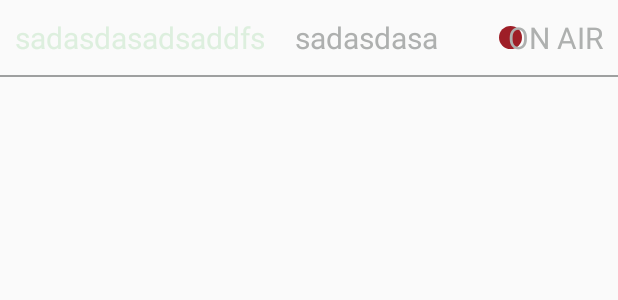
After one commit to blood-mist/Live-TV, an Android app: the layout epg_row_item.xml on its own in the app's theme, with its tools: preview values and no code run, on a phone screen of 412 x 824 dp. The commit adds this screen. Shown: the top 300 px of the screen. Run offline under Robolectric (Android 15) with nearby library versions, the phone set to English and light mode, and no system bars; Roboto replaces fonts that are not available here.

Commit message:
epg listing completed

```diff
--- a/app/src/main/java/androidtv/livetv/stb/db/AndroidTvDatabase.java
+++ b/app/src/main/java/androidtv/livetv/stb/db/AndroidTvDatabase.java
@@ -15,7 +15,7 @@ import androidtv.livetv.stb.ui.login.LoginDao;
 
 import static androidtv.livetv.stb.utils.LinkConfig.DATABASE_NAME;
 
-@Database(entities = {Login.class, CategoryItem.class, ChannelItem.class, Epgs.class}, version = 6,exportSchema = false)
+@Database(entities = {Login.class, CategoryItem.class, ChannelItem.class, Epgs.class}, version = 8,exportSchema = false)
 public abstract class AndroidTvDatabase extends RoomDatabase {
     private static AndroidTvDatabase INSTANCE;
 
--- a/app/src/main/java/androidtv/livetv/stb/ui/custom_views/CustomTextView.java
+++ b/app/src/main/java/androidtv/livetv/stb/ui/custom_views/CustomTextView.java
@@ -23,6 +23,11 @@ public class CustomTextView extends android.support.v7.widget.AppCompatTextView
         applyAttributes(context, attrs);
     }
 
+    public void setFont(String fontname){
+        Typeface font = Typeface.createFromAsset(getResources().getAssets(), fontname);
+        this.setTypeface(font);
+    }
+
     private void applyAttributes(Context context, AttributeSet attrs) {
         TypedArray a = context.obtainStyledAttributes(attrs, R.styleable.CustomTextView);
         final int N = a.getIndexCount();
--- a/app/src/main/java/androidtv/livetv/stb/ui/login/LoginDao.java
+++ b/app/src/main/java/androidtv/livetv/stb/ui/login/LoginDao.java
@@ -14,7 +14,6 @@ public interface LoginDao {
     @Insert(onConflict = OnConflictStrategy.REPLACE)
     void insert(Login login);
 
-
     @Query("DELETE FROM LOGIN_TABLE")
     void deleteAll();
 
--- a/app/src/main/java/androidtv/livetv/stb/ui/splash/SplashActivity.java
+++ b/app/src/main/java/androidtv/livetv/stb/ui/splash/SplashActivity.java
@@ -116,6 +116,7 @@ public class SplashActivity extends AppCompatActivity implements PermissionUtils
         Intent channelLoadIntent= new Intent(this,VideoPlayActivity.class);
         channelLoadIntent.setFlags(Intent.FLAG_ACTIVITY_CLEAR_TOP| Intent.FLAG_ACTIVITY_CLEAR_TASK);
         startActivity(channelLoadIntent);
+        finish();
 
     }
 
--- a/app/src/main/java/androidtv/livetv/stb/ui/videoplay/VideoPlayActivity.java
+++ b/app/src/main/java/androidtv/livetv/stb/ui/videoplay/VideoPlayActivity.java
@@ -32,6 +32,7 @@ import androidtv.livetv.stb.entity.ChannelLinkResponse;
 import androidtv.livetv.stb.entity.GlobalVariables;
 import androidtv.livetv.stb.entity.Login;
 import androidtv.livetv.stb.ui.utc.GetUtc;
+import androidtv.livetv.stb.ui.videoplay.fragments.epg.EpgFragment;
 import androidtv.livetv.stb.ui.videoplay.fragments.menu.FragmentMenu;
 import androidtv.livetv.stb.utils.AppConfig;
 import androidtv.livetv.stb.utils.DeviceUtils;
@@ -64,7 +65,7 @@ public class VideoPlayActivity extends AppCompatActivity implements FragmentMenu
     private Fragment currentFragment;
     private List<CategoryItem> mCategoryList = new ArrayList<>();
     private List<ChannelItem> mChannelList = new ArrayList<>();
-
+    private int selectedChannelId;
 
 
     @Override
@@ -169,6 +170,7 @@ public class VideoPlayActivity extends AppCompatActivity implements FragmentMenu
         openFragmentWithBackStack(epgFragment,tag );
     }
 
+
     private void playVideo(String channel) {
         Log.d("media",channel);
         MediaPlayer player = new  MediaPlayer();
--- a/app/src/main/java/androidtv/livetv/stb/utils/DateUtils.java
+++ b/app/src/main/java/androidtv/livetv/stb/utils/DateUtils.java
@@ -14,10 +14,10 @@ import java.util.Locale;
  * Created by rupak on 31/10/2015.
  */
 public class DateUtils {
-    public static SimpleDateFormat dateAndTime = new SimpleDateFormat("yyyy-MM-dd'T'HH:mm:ss.SSS");
+    public static SimpleDateFormat dateAndTime = new SimpleDateFormat("yyyy-MM-dd");
     public static SimpleDateFormat _12HrsTimeFormat = new SimpleDateFormat("hh:mm");
     public static SimpleDateFormat _24HrsTimeFormat = new SimpleDateFormat("HH:mm");
-    public static SimpleDateFormat dateFormat = new SimpleDateFormat("yyyy-MM-dd");
+    public static SimpleDateFormat dateFormat = new SimpleDateFormat("yyyyMMddHHmmss Z");
     public static SimpleDateFormat smalldateFormat = new SimpleDateFormat("E, MMM d");
     public static SimpleDateFormat fullDayFormat =  new SimpleDateFormat("EEE", Locale.US);
 
@@ -38,6 +38,7 @@ public class DateUtils {
     public static Date convertStringToDate(String dateStr)throws ParseException {
 
         Date date = dateFormat.parse(dateStr);
+
         return date;
     }
     public static Date addMinutesToDate(int minutes, Date beforeTime) throws ParseException {
--- /dev/null
+++ b/app/src/main/res/layout/epg_row_item.xml
@@ -0,0 +1,84 @@
+<?xml version="1.0" encoding="utf-8"?>
+<LinearLayout xmlns:android="http://schemas.android.com/apk/res/android"
+    android:id="@+id/layout_txt_img_hor"
+    android:layout_width="match_parent"
+    android:layout_height="70dp"
+    android:listSelector="@drawable/main_dvr_list_selector"
+    android:focusable="true"
+    android:focusedByDefault="true"
+    android:orientation="vertical">
+
+    <RelativeLayout
+        android:layout_width="match_parent"
+        android:layout_height="wrap_content"
+        android:gravity="center_vertical"
+        android:orientation="horizontal">
+
+        <ImageView
+            android:id="@+id/ico_alarm_play"
+            android:layout_width="65dp"
+            android:layout_height="50dp"
+            android:layout_centerVertical="true"
+            android:layout_marginEnd="-14dp"
+            android:layout_marginRight="-14dp"
+            android:layout_toLeftOf="@+id/on_air_text"
+            android:layout_toStartOf="@+id/on_air_text"
+            android:adjustViewBounds="true"
+            android:paddingBottom="10dp"
+            android:paddingTop="10dp"
+            android:scaleType="centerInside"
+            android:src="@drawable/red_circle"
+            android:visibility="visible" />
+        <TextView
+            android:layout_marginLeft="-20dp"
+            android:id="@+id/on_air_text"
+            android:layout_width="wrap_content"
+            android:layout_height="wrap_content"
+            android:layout_alignParentRight="true"
+            android:layout_centerVertical="true"
+            android:layout_marginRight="10dp"
+            android:visibility="visible"
+            android:text="ON AIR"
+            android:textSize="20sp"
+            android:textColor="@color/selector_epg_prgm_name"
+            android:layout_marginStart="-20dp"
+            android:layout_alignParentEnd="true"
+            android:layout_marginEnd="10dp" />
+        <TextView
+            android:id="@+id/txt_prgm_time"
+            android:layout_width="wrap_content"
+            android:layout_height="wrap_content"
+            android:padding="10dp"
+            android:layout_alignParentLeft="true"
+            android:layout_centerVertical="true"
+            android:maxLines="1"
+            android:text="sadasdasadsaddfs"
+            android:textColor="#ddefde"
+            android:textSize="20sp"
+            android:layout_alignParentStart="true" />
+
+        <TextView
+            android:id="@+id/txt_prgm_name"
+            android:layout_width="wrap_content"
+            android:layout_height="wrap_content"
+            android:layout_centerVertical="true"
+            android:padding="10dp"
+            android:layout_toLeftOf="@+id/ico_alarm_play"
+            android:layout_toRightOf="@+id/txt_prgm_time"
+            android:maxLines="1"
+            android:text="sadasdasadsaddfs"
+            android:textColor="@color/selector_epg_prgm_name"
+            android:textSize="20sp"
+            android:layout_toStartOf="@+id/ico_alarm_play"
+            android:layout_toEndOf="@+id/txt_prgm_time" />
+
+
+    </RelativeLayout>
+
+    <View
+        android:layout_width="match_parent"
+        android:layout_height="1dp"
+        android:background="@color/view"/>
+
+
+</LinearLayout>
```
Also changed, not shown: app/src/main/java/androidtv/livetv/stb/entity/Epgs.java (+17 -3 lines), app/src/main/java/androidtv/livetv/stb/ui/videoplay/adapters/DateListAdapter.java (added, +75 -0 lines), app/src/main/java/androidtv/livetv/stb/ui/videoplay/adapters/EpgListAdapter.java (added, +64 -0 lines), app/src/main/java/androidtv/livetv/stb/ui/videoplay/adapters/viewholder/ChannelRecyclerAdapter.java (+34 -0 lines), app/src/main/java/androidtv/livetv/stb/ui/videoplay/adapters/viewholder/DateViewHolder.java (added, +19 -0 lines), app/src/main/java/androidtv/livetv/stb/ui/videoplay/adapters/viewholder/EpgViewHolder.java (added, +26 -0 lines), app/src/main/java/androidtv/livetv/stb/ui/videoplay/fragments/epg/EpgFragment.java (+89 -15 lines), app/src/main/java/androidtv/livetv/stb/ui/videoplay/fragments/epg/EpgRepositary.java (+30 -41 lines), app/src/main/java/androidtv/livetv/stb/ui/videoplay/fragments/menu/FragmentMenu.java (+10 -1 lines), app/src/main/res/layout/date_row_item.xml (added, +49 -0 lines), app/src/main/res/layout/fragment_epg.xml (+3 -4 lines).
